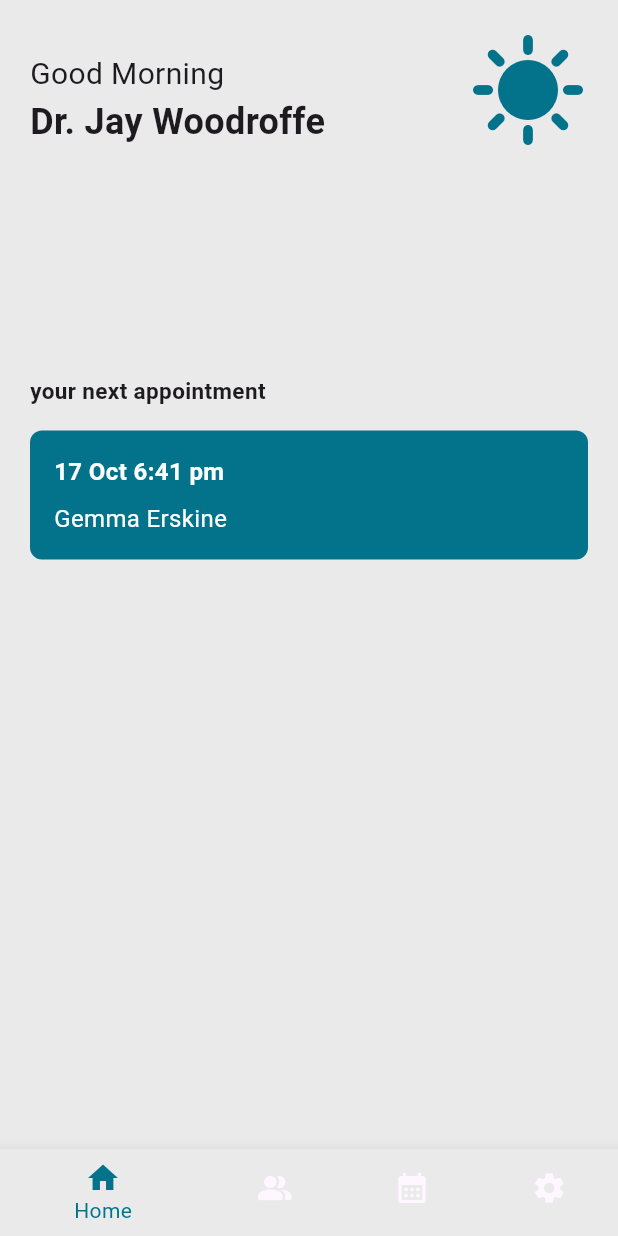
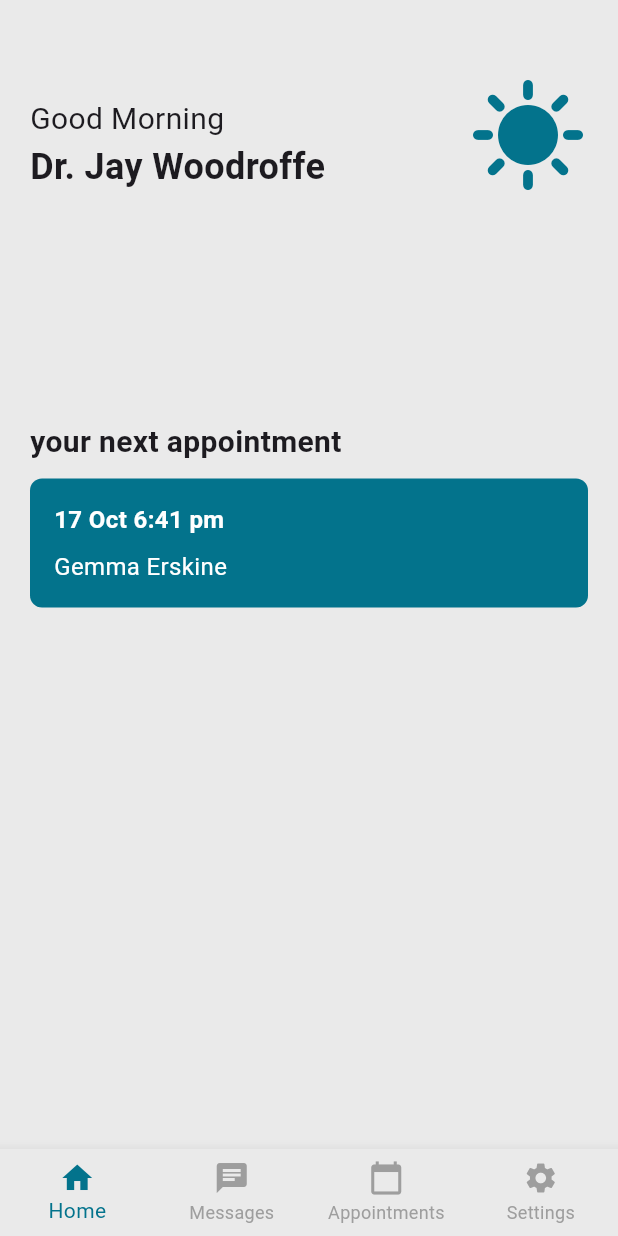
Before and after one commit to JayWoodroffe/PhysioHub-Flutter-Physiotherapy-App, a Flutter app: the HomeScreen screen opened directly, on a phone screen of 412 x 824 dp. Run offline on Flutter 3.47's test engine with Material 3 defaults, Android fonts, the light colour scheme and no system bars.

Commit message:
bottom navigation added
Custom bottom navigation bar created and added to all of the main screens of the app

```diff
--- a/lib/views/home_screen.dart
+++ b/lib/views/HomeScreen.dart
@@ -1,4 +1,6 @@
 import 'package:flutter/material.dart';
+
+import '../widgets/bottom_navigation_bar.dart';
 
 class HomeScreen extends StatefulWidget {
   const HomeScreen({super.key});
@@ -10,41 +12,48 @@ class HomeScreen extends StatefulWidget {
 class _HomeScreenState extends State<HomeScreen> {
   final TextEditingController notesController = TextEditingController();
   String notes = "";
+  int selectedIndex = 0; //bottom navigation index
 
   void saveNotes() {
     notes = notesController.text;
   }
 
+  void onItemTapped(int index) {
+    setState(() {
+      selectedIndex = index;
+    });
+    switch (index) {
+      case 0:
+        Navigator.pushNamed(context, '/home');
+        break;
+      case 1:
+        Navigator.pushNamed(context, '/messages');
+        break;
+      case 2:
+        Navigator.pushNamed(context, '/appointments');
+        break;
+      case 3:
+        Navigator.pushNamed(context, '/settings');
+        break;
+    }
+  }
+
+  //handling navigation based on bottom nav bar
+
+
+
   @override
   Widget build(BuildContext context) {
     return Scaffold(
-      bottomNavigationBar: BottomNavigationBar(
-        fixedColor:Color(0xFF03738C),
-        items: const [
-          BottomNavigationBarItem(
-            icon: Icon(Icons.home),
-            backgroundColor:const Color(0xFFEAEAEA) ,
-            label: 'Home',
-          ),
-          BottomNavigationBarItem(
-            icon: Icon(Icons.people_alt_rounded),
-            label: 'Chats',
-          ),
-          BottomNavigationBarItem(
-            icon: Icon(Icons.calendar_month),
-            label: 'Calendar',
-          ),
-          BottomNavigationBarItem(
-            icon: Icon(Icons.settings),
-            label: 'Settings',
-          )
-        ],
+      bottomNavigationBar: CustomBottomNavBar(
+        selectedIndex: selectedIndex,
+        onItemTapped: onItemTapped,
       ),
       body: Container(
         width: double.infinity,
         height: double.infinity,
         color: const Color(0xFFEAEAEA),
-    padding: const EdgeInsets.symmetric(horizontal: 20.0),
+        padding: EdgeInsets.only(left: 20.0, right: 20.0, top: 30.0),
         child: Column(
           crossAxisAlignment: CrossAxisAlignment.start,
           children: [
@@ -53,15 +62,13 @@ class _HomeScreenState extends State<HomeScreen> {
             const SizedBox(height: 150.0),
             const Text(
               'your next appointment',
-    style: TextStyle(fontSize: 15, fontWeight: FontWeight.bold),
+              style: TextStyle(fontSize: 20, fontWeight: FontWeight.bold),
             ),
-    const SizedBox(height: 16.0),
+            const SizedBox(height: 10.0),
             _buildAppointmentCard(),
           ],
         ),
-    )
-    ,
-
+      ),
     );
   }
 
@@ -80,10 +87,10 @@ class _HomeScreenState extends State<HomeScreen> {
           ],
         ),
         const Spacer(), // Takes up the remaining space between text and icon
-        const Icon(
+         Icon(
           Icons.sunny,
           size: 80,
-          color: Color(0xFF03738C),
+          color: Theme.of(context).primaryColor,
         ),
       ],
     );
@@ -95,7 +102,7 @@ class _HomeScreenState extends State<HomeScreen> {
       width: double.infinity,
       padding: const EdgeInsets.all(16.0),
       decoration: BoxDecoration(
-        color: const Color(0xFF03738C),
+        color: Theme.of(context).primaryColor,
         borderRadius: BorderRadius.circular(8.0),
       ),
       child: Column(
--- a/lib/views/login_screen.dart
+++ b/lib/views/LoginScreen.dart
@@ -1,5 +1,5 @@
 import 'package:flutter/material.dart';
-import 'home_screen.dart';
+import 'HomeScreen.dart';
 
 class LoginScreen extends StatelessWidget {
   const LoginScreen({super.key});
--- a/lib/widgets/bottom_navigation_bar.dart
+++ b/lib/widgets/bottom_navigation_bar.dart
@@ -12,18 +12,18 @@ class CustomBottomNavBar extends StatefulWidget {
   }) : super(key: key);
 
   @override
-  _CustomBottomNavBarState createState() => _CustomBottomNavBarState();
+  CustomBottomNavBarState createState() => CustomBottomNavBarState();
 }
 
-class _CustomBottomNavBarState extends State<CustomBottomNavBar> {
+class CustomBottomNavBarState extends State<CustomBottomNavBar> {
   @override
   Widget build(BuildContext context) {
     return BottomNavigationBar(
       currentIndex: widget.selectedIndex,
       onTap: widget.onItemTapped,
       type: BottomNavigationBarType.fixed,
-      backgroundColor: Colors.white, // You can customize the background color here
-      selectedItemColor: Colors.blueAccent, // Color of selected item
+      backgroundColor:const Color(0xFFEAEAEA), // You can customize the background color here
+      selectedItemColor: Theme.of(context).primaryColor, // Color of selected item
       unselectedItemColor: Colors.grey,     // Color of unselected items
       items: const <BottomNavigationBarItem>[
         BottomNavigationBarItem(
```
Also changed, not shown: lib/main.dart (+21 -5 lines), lib/views/AppointmentScreen.dart (added, +44 -0 lines), lib/views/MessagesScreen.dart (added, +42 -0 lines), lib/views/SettingsScreen.dart (added, +45 -0 lines). Lines whose indentation alone changed are shown as unchanged.
